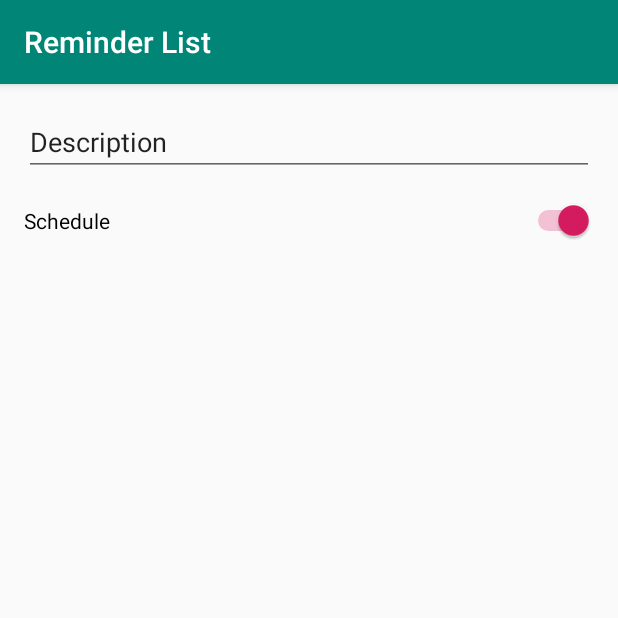
After one commit to linucksrox/ReminderList, an Android app: the NewItem screen opened through its navigation route, on a phone screen of 412 x 824 dp, the top half of it. The commit adds this screen. Run offline under Robolectric (Android 15) with nearby library versions, the phone set to English and light mode, and no system bars.

Commit message:
Trying to open new fragment when clicking fab... still working on it

```diff
--- a/app/src/main/java/com/dalydays/android/reminderlist/Checklist.kt
+++ b/app/src/main/java/com/dalydays/android/reminderlist/Checklist.kt
@@ -5,10 +5,12 @@ import android.app.AlertDialog
 import android.os.Bundle
 import android.support.design.widget.Snackbar
 import android.support.v4.app.Fragment
+import android.util.Log
 import android.view.LayoutInflater
 import android.view.View
 import android.view.ViewGroup
 import android.widget.EditText
+import androidx.navigation.Navigation
 import kotlinx.android.synthetic.main.fragment_checklist.*
 
 class Checklist : Fragment() {
@@ -21,20 +23,9 @@ class Checklist : Fragment() {
 
     override fun onViewCreated(view: View, savedInstanceState: Bundle?) {
         super.onViewCreated(view, savedInstanceState)
-        fab.setOnClickListener { addNewItemDialog() }
-    }
-
-    private fun addNewItemDialog() {
-        val alert = AlertDialog.Builder(context)
-
-        val itemEditText = EditText(context)
-        alert.setTitle("Enter To Do Item Text")
-
-        alert.setView(itemEditText)
-
-        alert.setPositiveButton("Save") {_, _ -> }
-
-        alert.show()
+        fab.setOnClickListener {
+            Log.w("CHECKLIST", "trying to open new item screen")
+            Navigation.createNavigateOnClickListener(R.id.newItem) }
     }
 
 }
--- /dev/null
+++ b/app/src/main/java/com/dalydays/android/reminderlist/NewItem.kt
@@ -0,0 +1,29 @@
+package com.dalydays.android.reminderlist
+
+
+import android.os.Bundle
+import android.support.v4.app.Fragment
+import android.view.LayoutInflater
+import android.view.View
+import android.view.ViewGroup
+
+
+// TODO: Rename parameter arguments, choose names that match
+// the fragment initialization parameters, e.g. ARG_ITEM_NUMBER
+private const val ARG_PARAM1 = "param1"
+private const val ARG_PARAM2 = "param2"
+
+/**
+ * A simple [Fragment] subclass.
+ *
+ */
+class NewItem : Fragment() {
+
+    override fun onCreateView(inflater: LayoutInflater, container: ViewGroup?,
+                              savedInstanceState: Bundle?): View? {
+        // Inflate the layout for this fragment
+        return inflater.inflate(R.layout.fragment_new_item, container, false)
+    }
+
+
+}
--- /dev/null
+++ b/app/src/main/res/layout/fragment_new_item.xml
@@ -0,0 +1,36 @@
+<?xml version="1.0" encoding="utf-8"?>
+<android.support.constraint.ConstraintLayout xmlns:android="http://schemas.android.com/apk/res/android"
+    xmlns:app="http://schemas.android.com/apk/res-auto"
+    xmlns:tools="http://schemas.android.com/tools"
+    android:id="@+id/add_item_layout"
+    android:layout_width="match_parent"
+    android:layout_height="match_parent"
+    tools:context=".NewItem">
+
+    <EditText
+        android:id="@+id/editText"
+        android:layout_width="0dp"
+        android:layout_height="wrap_content"
+        android:layout_marginStart="16dp"
+        android:layout_marginTop="16dp"
+        android:layout_marginEnd="16dp"
+        android:ems="10"
+        android:inputType="textPersonName"
+        android:text="Description"
+        app:layout_constraintEnd_toEndOf="parent"
+        app:layout_constraintStart_toStartOf="parent"
+        app:layout_constraintTop_toTopOf="parent" />
+
+    <Switch
+        android:id="@+id/toggleButton2"
+        android:layout_width="0dp"
+        android:layout_height="wrap_content"
+        android:layout_marginStart="16dp"
+        android:layout_marginTop="16dp"
+        android:layout_marginEnd="16dp"
+        android:checked="true"
+        android:text="Schedule"
+        app:layout_constraintEnd_toEndOf="parent"
+        app:layout_constraintStart_toStartOf="parent"
+        app:layout_constraintTop_toBottomOf="@+id/editText" />
+</android.support.constraint.ConstraintLayout>
--- a/app/src/main/res/navigation/nav_graph.xml
+++ b/app/src/main/res/navigation/nav_graph.xml
@@ -9,5 +9,14 @@
         android:id="@+id/checklist"
         android:name="com.dalydays.android.reminderlist.Checklist"
         android:label="fragment_checklist"
-        tools:layout="@layout/fragment_checklist" />
+        tools:layout="@layout/fragment_checklist" >
+        <action
+            android:id="@+id/action_checklist_to_newItem"
+            app:destination="@id/newItem" />
+    </fragment>
+    <fragment
+        android:id="@+id/newItem"
+        android:name="com.dalydays.android.reminderlist.NewItem"
+        android:label="fragment_new_item"
+        tools:layout="@layout/fragment_new_item" />
 </navigation>
```
